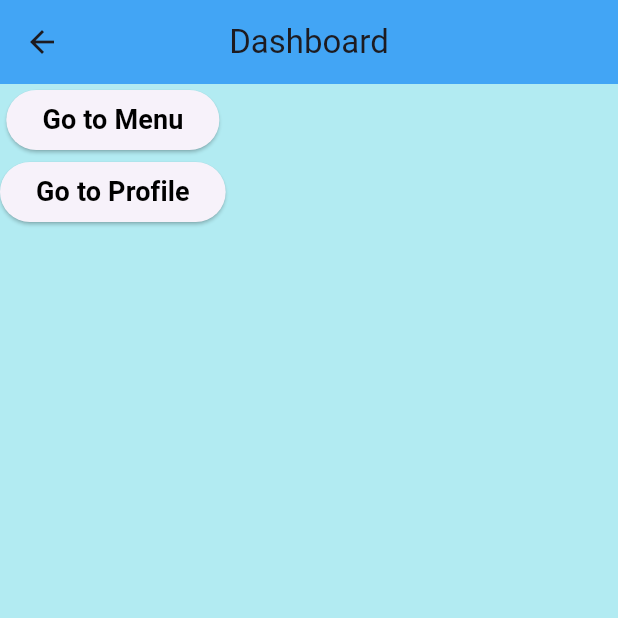
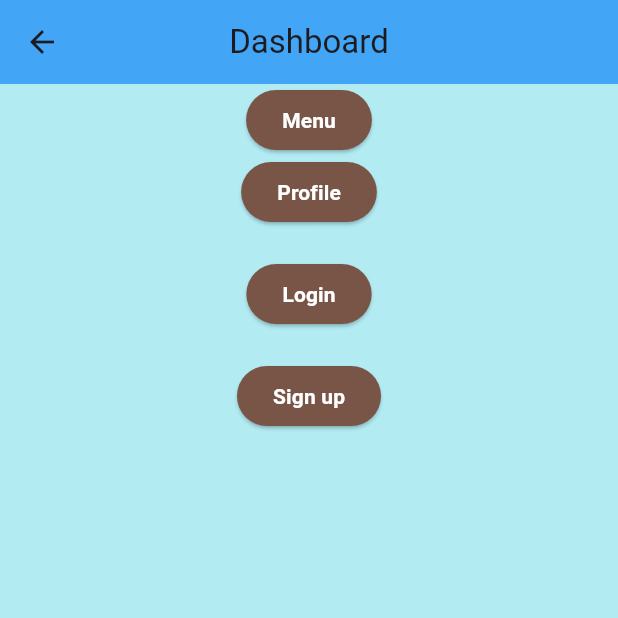
Before and after one commit to Louissejaneg/OrderJoy, a Flutter app: the Dashboard screen opened directly, on a phone screen of 412 x 824 dp, the top half of it. Run offline on Flutter 3.47's test engine with Material 3 defaults, Android fonts, the phone set to English and light mode, and no system bars; network calls fail.

Commit message:
Activity.4

```diff
--- a/lib/main.dart
+++ b/lib/main.dart
@@ -6,7 +6,7 @@ import 'package:untitled2/pages/menu.dart';
 import 'package:untitled2/pages/signup.dart';
 
 void main() => runApp(MaterialApp(
-  initialRoute: '/login',
+  initialRoute: '/menu',
   routes: {
     '/' : (context) => Dashboard(),
     '/menu' : (context) => Menu(),
--- a/lib/pages/dashboard.dart
+++ b/lib/pages/dashboard.dart
@@ -26,12 +26,15 @@ class _DashboardState extends State<Dashboard> {
                 Navigator.pushNamed(context, '/menu');
               },
               child: Text(
-                  'Go to Menu',
+                  'Menu',
                 style: TextStyle(
-                  fontSize: 18.0,
-                  color: Colors.black,
+                  color: Colors.white,
                   fontWeight: FontWeight.bold,
                 ),
+              ),
+              style: ElevatedButton.styleFrom(
+                foregroundColor: Colors.white,
+                backgroundColor: Colors.brown,
               ),
             ),
             ElevatedButton(
@@ -39,13 +42,54 @@ class _DashboardState extends State<Dashboard> {
               Navigator.pushNamed(context, '/profile');
             },
               child: Text(
-                'Go to Profile',
+                'Profile',
               style: TextStyle(
-              fontSize: 18.0,
-              color: Colors.black,
+              color: Colors.white,
               fontWeight: FontWeight.bold,
             ),
             ),
+              style: ElevatedButton.styleFrom(
+                foregroundColor: Colors.white,
+                backgroundColor: Colors.brown,
+              ),
+            ),
+            SizedBox(height: 20.0,),
+            Center(
+              child: ElevatedButton(
+                  onPressed: () {
+                    Navigator.pushNamed(context, '/login');
+                  },
+                    child: Text(
+                      'Login',
+                      style: TextStyle(
+                        color: Colors.white,
+                        fontWeight: FontWeight.bold,
+                      ),
+                    ),
+                style: ElevatedButton.styleFrom(
+                  foregroundColor: Colors.white,
+                  backgroundColor: Colors.brown,
+                ),
+              ),
+            ),
+            SizedBox(height: 20.0,),
+            Center(
+              child: ElevatedButton(
+                  onPressed: () {
+                    Navigator.pushNamed(context, '/signup');
+                  },
+                  child: Text(
+                    'Sign up',
+                    style: TextStyle(
+                      color: Colors.white,
+                      fontWeight : FontWeight.bold,
+                    ),
+                  ),
+                style: ElevatedButton.styleFrom(
+                  foregroundColor: Colors.white,
+                  backgroundColor: Colors.brown,
+                ),
+              ),
             ),
               ],
         ),
--- a/lib/pages/signup.dart
+++ b/lib/pages/signup.dart
@@ -73,7 +73,7 @@ class _SignupState extends State<Signup> {
                           return 'Please provide a email';
                         }
                         if(value.length < 2){
-                          return 'Name should be atleast 60 letters long';
+                          return 'Email should be atleast 10 letters long';
                         }
                         return null;
                       },
@@ -95,7 +95,7 @@ class _SignupState extends State<Signup> {
                           return 'Please provide a password';
                         }
                         if(value.length < 8){
-                          return 'Name should be atleast 8 characters long';
+                          return 'Password should be atleast 8 characters long';
                         }
                         if(value.length >20){
                           return 'Please must be 20 characters long only';
@@ -127,7 +127,7 @@ class _SignupState extends State<Signup> {
                       mainAxisAlignment: MainAxisAlignment.center,
                       children: <Widget>[
                         Text(
-                          'Already hava an account?',
+                          'Already have an account?',
                           style: TextStyle(
                             color: Colors.grey[600],
                           ),
--- a/pubspec.yaml
+++ b/pubspec.yaml
@@ -35,6 +35,7 @@ dependencies:
   # The following adds the Cupertino Icons font to your application.
   # Use with the CupertinoIcons class for iOS style icons.
   cupertino_icons: ^1.0.6
+  http: ^1.2.1
 
 dev_dependencies:
   flutter_test:
```
Also changed, not shown: lib/pages/login.dart (+7 -7 lines), lib/pages/menu.dart (+21 -13 lines), lib/services/product.dart (+26 -2 lines), pubspec.lock.
